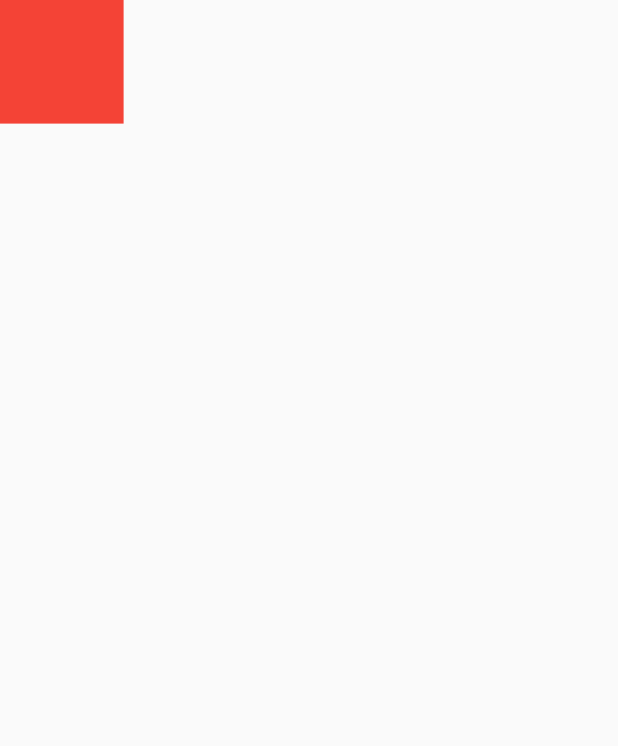
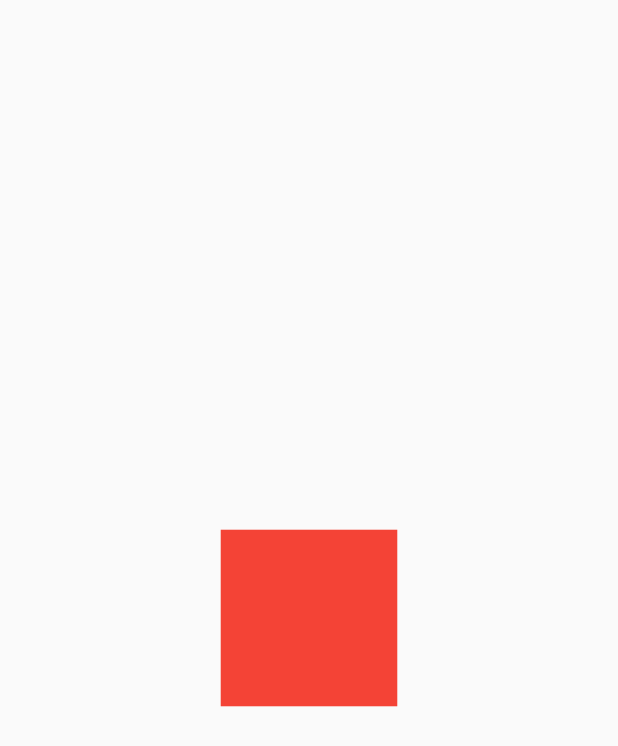
Before and after one commit to mohammadkarbalaee/dragme, a Flutter app: the screen it shows after launch, on a phone screen of 412 x 824 dp. Shown: the top 746 px of the screen. Run offline on Flutter 3.47's test engine with Material 2 defaults, Android fonts, the phone set to English and light mode, and no system bars.

Commit message:
made the centering of the square available

```diff
--- a/lib/widgets/drag_me_app.dart
+++ b/lib/widgets/drag_me_app.dart
@@ -7,15 +7,27 @@ class DragMeApp extends StatelessWidget {
 
   @override
   Widget build(BuildContext context) {
+    double squareSize = MediaQuery.of(context).size.height / 7;
+    double initialLeft = (MediaQuery.of(context).size.width - squareSize) / 2;
+    double initialTop = (MediaQuery.of(context).size.height - squareSize) / 2;
     return Scaffold(
-      body: DraggableSquare()
+      body: DraggableSquare(
+        squareSize: squareSize,
+        initialLeft: initialLeft,
+        initialTop: initialTop,
+      )
     );
   }
 }
 
 
 class DraggableSquare extends StatefulWidget {
-  DraggableSquare({super.key});
+  double initialTop;
+  double initialLeft;
+  double squareSize;
+
+  DraggableSquare({required this.squareSize, required this.initialTop,required this.initialLeft});
+
   @override
   State createState() => _DraggableSquareState();
 }
@@ -25,10 +37,16 @@ class _DraggableSquareState extends State<DraggableSquare> {
   double _top = 0;
 
   @override
+  void initState() {
+    super.initState();
+    _left = widget.initialLeft;
+    _top = widget.initialTop;
+  }
+
+  @override
   Widget build(BuildContext context) {
-    double squareSize = MediaQuery.of(context).size.width / 5;
-    double validTopValue = MediaQuery.of(context).size.height - squareSize;
-    double validLeftValue = MediaQuery.of(context).size.width - squareSize;
+    double validTopValue = MediaQuery.of(context).size.height - widget.squareSize;
+    double validLeftValue = MediaQuery.of(context).size.width - widget.squareSize;
 
     return Stack(
       children: <Widget>[
@@ -45,8 +63,8 @@ class _DraggableSquareState extends State<DraggableSquare> {
                 });
               },
               child: Container(
-                height: squareSize,
-                width: squareSize,
+                height: widget.squareSize,
+                width: widget.squareSize,
                 color: Colors.red,
               )
           ),
```
